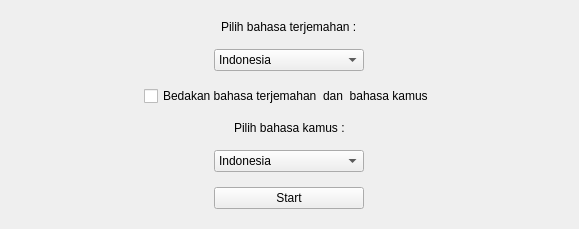
Above: src/gui/mainuiWidget/TranslateWidget.ui from VxyX/OcrJpKanjiLearning before the change. Below: the same form after it.
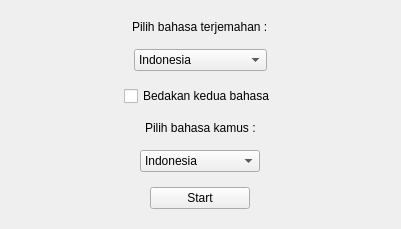
That is the form after the change.

The edit to the form file:
```diff
--- a/src/gui/mainuiWidget/TranslateWidget.ui
+++ b/src/gui/mainuiWidget/TranslateWidget.ui
@@ -6,7 +6,7 @@
    <rect>
     <x>0</x>
     <y>0</y>
-    <width>579</width>
+    <width>401</width>
     <height>220</height>
    </rect>
   </property>
@@ -43,7 +43,7 @@
         </property>
         <property name="minimumSize">
          <size>
-          <width>150</width>
+          <width>120</width>
           <height>0</height>
          </size>
         </property>
@@ -67,7 +67,7 @@
       <item alignment="Qt::AlignHCenter">
        <widget class="QCheckBox" name="checkDiffLang">
         <property name="text">
-         <string>Bedakan bahasa terjemahan  dan  bahasa kamus</string>
+         <string>Bedakan kedua bahasa</string>
         </property>
        </widget>
       </item>
@@ -82,7 +82,7 @@
        <widget class="QComboBox" name="dicLang">
         <property name="minimumSize">
          <size>
-          <width>150</width>
+          <width>120</width>
           <height>0</height>
          </size>
         </property>
@@ -108,7 +108,7 @@
         </property>
         <property name="minimumSize">
          <size>
-          <width>150</width>
+          <width>100</width>
           <height>0</height>
          </size>
         </property>
```
